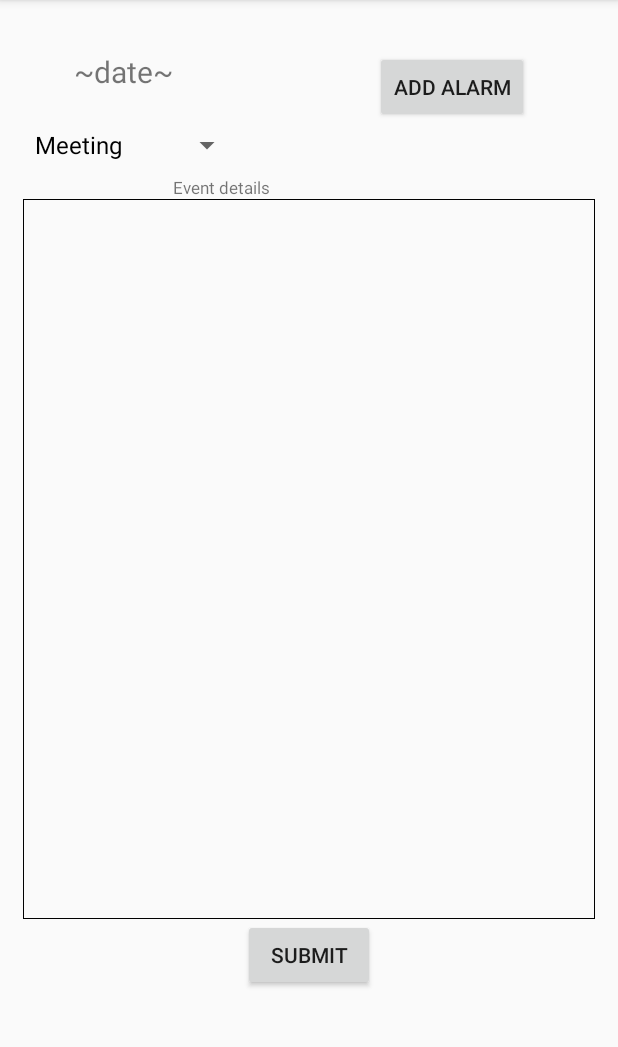
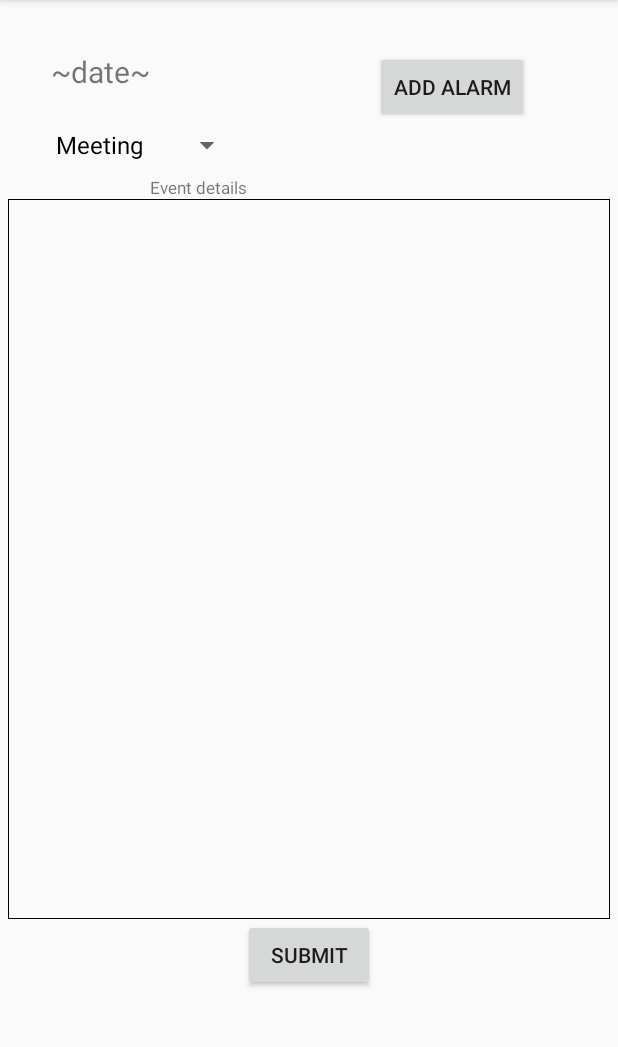
Before and after one commit to dmytririsov/Forecast-Applicaiton, an Android app: the EventDetails screen opened directly, with no data from a screen before it, on a phone screen of 412 x 824 dp, the part 84-1131 px from its top. Run offline under Robolectric (Android 15) with nearby library versions, the phone set to English and light mode, and no system bars.

Commit message:
edit text multiLine

```diff
--- a/app/src/main/java/com/dmytri/weather/Calendar/EventDetails.java
+++ b/app/src/main/java/com/dmytri/weather/Calendar/EventDetails.java
@@ -38,7 +38,7 @@ public class EventDetails extends AppCompatActivity {
         mEventDate = (TextView)findViewById(R.id.event_details_date);
         //TODO: Set current date (day, month, year) from input date
         //mEventDate.setText();
-        mEventEditText = (EditText)findViewById(R.id.event_details_edit_text);
+        mEventEditText = (EditText) findViewById(R.id.event_details_edit_text);
 
         Intent intent = getIntent();
         int pos = intent.getIntExtra("pos", 2);
--- a/app/src/main/res/layout/event_details.xml
+++ b/app/src/main/res/layout/event_details.xml
@@ -12,8 +12,6 @@
         android:layout_marginStart="34dp"
         android:textSize="20dp"
         android:layout_alignParentTop="true"
-        android:layout_alignLeft="@+id/event_details_edit_text"
-        android:layout_alignStart="@+id/event_details_edit_text"
         android:layout_marginTop="34dp" />
 
     <Button
@@ -46,30 +44,30 @@
         android:layout_toEndOf="@+id/event_details_date"
         android:layout_marginTop="35dp" />
 
-    <EditText
-        android:background="@drawable/border"
-        android:layout_width="wrap_content"
-        android:layout_height="wrap_content"
-        android:id="@+id/event_details_edit_text"
-        android:layout_alignParentRight="true"
-        android:layout_alignParentEnd="true"
-        android:layout_marginLeft="15dp"
-        android:layout_marginRight="15dp"
-        android:layout_alignParentLeft="true"
-        android:layout_alignParentStart="true"
-        android:layout_below="@+id/textView"
-        android:layout_above="@+id/button2" />
-
     <Spinner
         android:layout_width="wrap_content"
         android:layout_height="wrap_content"
         android:layout_below="@+id/event_details_date"
-        android:layout_alignLeft="@+id/event_details_edit_text"
-        android:layout_alignStart="@+id/event_details_edit_text"
         android:spinnerMode="dialog"
         android:layout_alignBottom="@+id/textView"
         android:id="@+id/event_details_spinner"
         android:layout_toStartOf="@+id/button2"
         android:layout_toLeftOf="@+id/button2" />
 
+    <EditText
+        android:background="@drawable/border"
+        android:layout_marginRight="5dp"
+        android:layout_marginLeft="5dp"
+        android:layout_width="wrap_content"
+        android:layout_height="wrap_content"
+        android:inputType="textMultiLine"
+        android:ems="10"
+        android:id="@+id/event_details_edit_text"
+        android:layout_above="@+id/button2"
+        android:layout_alignParentRight="true"
+        android:layout_alignParentEnd="true"
+        android:layout_alignParentLeft="true"
+        android:layout_alignParentStart="true"
+        android:layout_below="@+id/textView" />
+
 </RelativeLayout>
```
